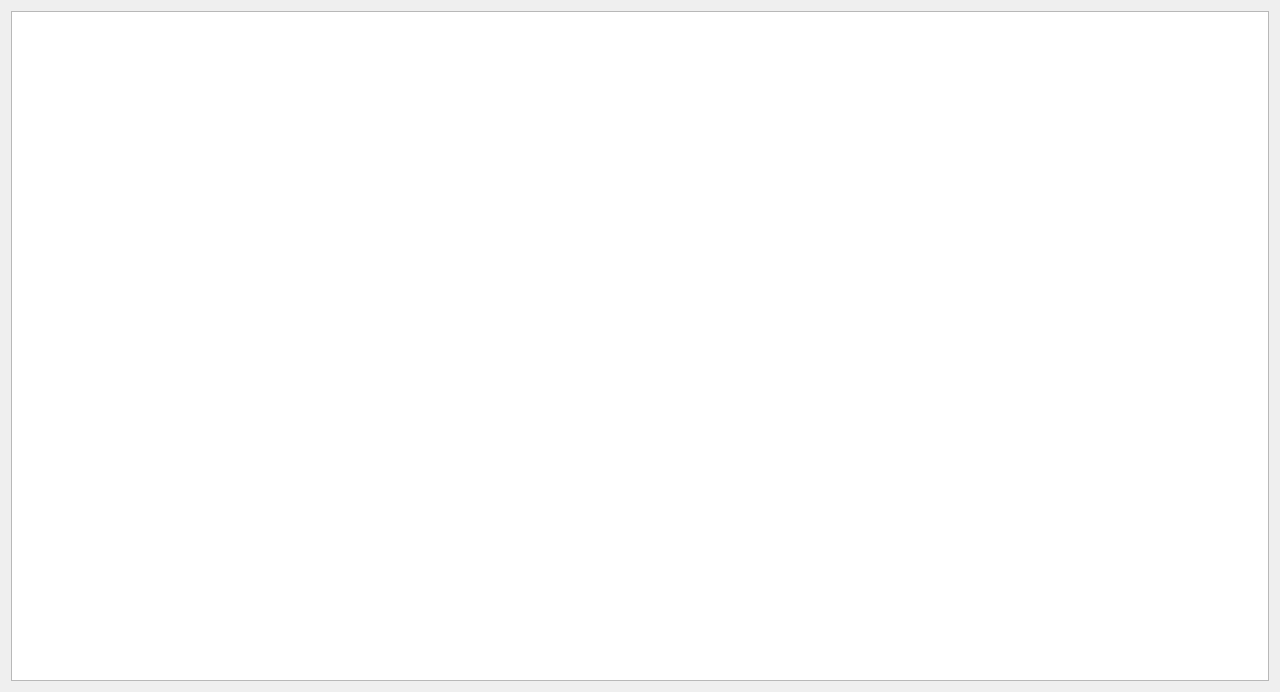
Above: dbjornal.ui from vlarry/emulator before the change. Below: the same form after it.
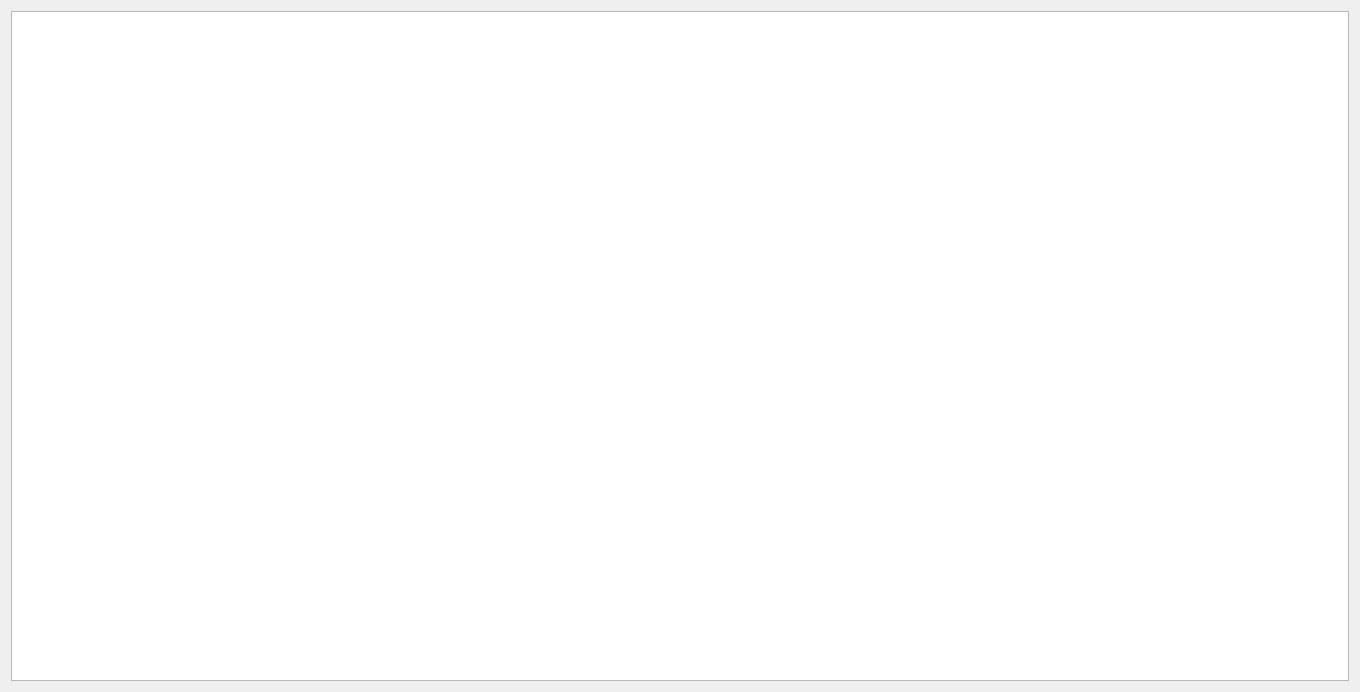
That is the form after the change.

Commit message: Изменение размера окна серийного номера по умолчанию (увеличение); Разворот при запуске на весь экран окна "Журнал ДБ".

The edit to the form file:
```diff
--- a/dbjornal.ui
+++ b/dbjornal.ui
@@ -9,7 +9,7 @@
    <rect>
     <x>0</x>
     <y>0</y>
-    <width>1280</width>
+    <width>1360</width>
     <height>692</height>
    </rect>
   </property>
```
The commit also changes 4 other files.
